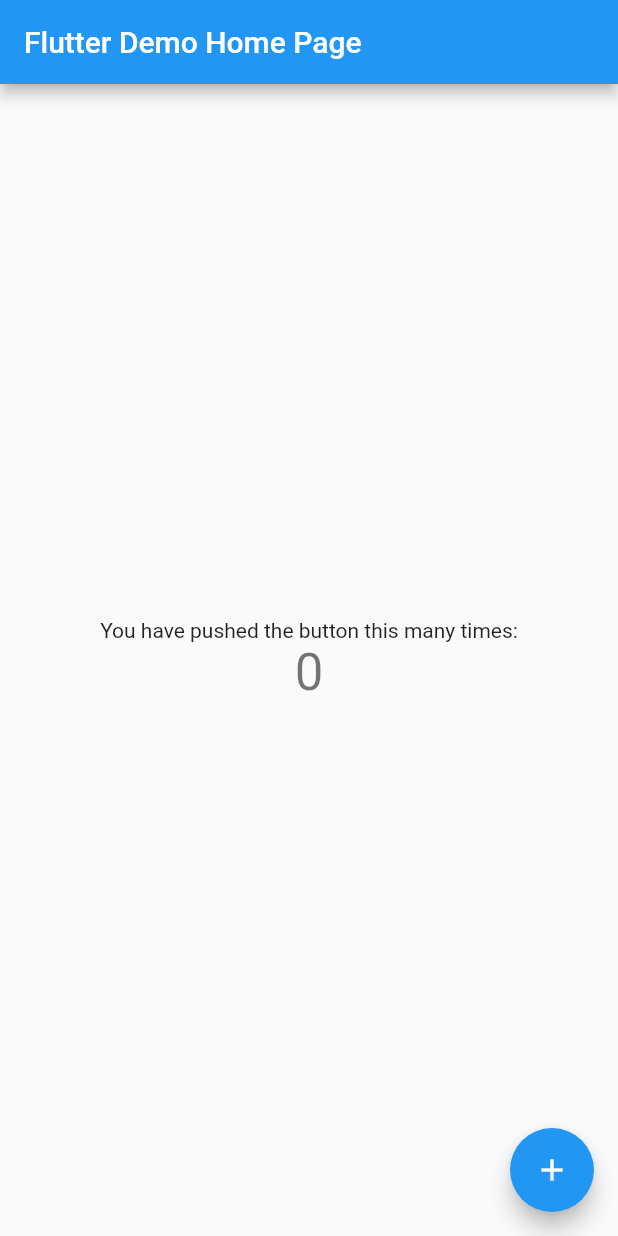
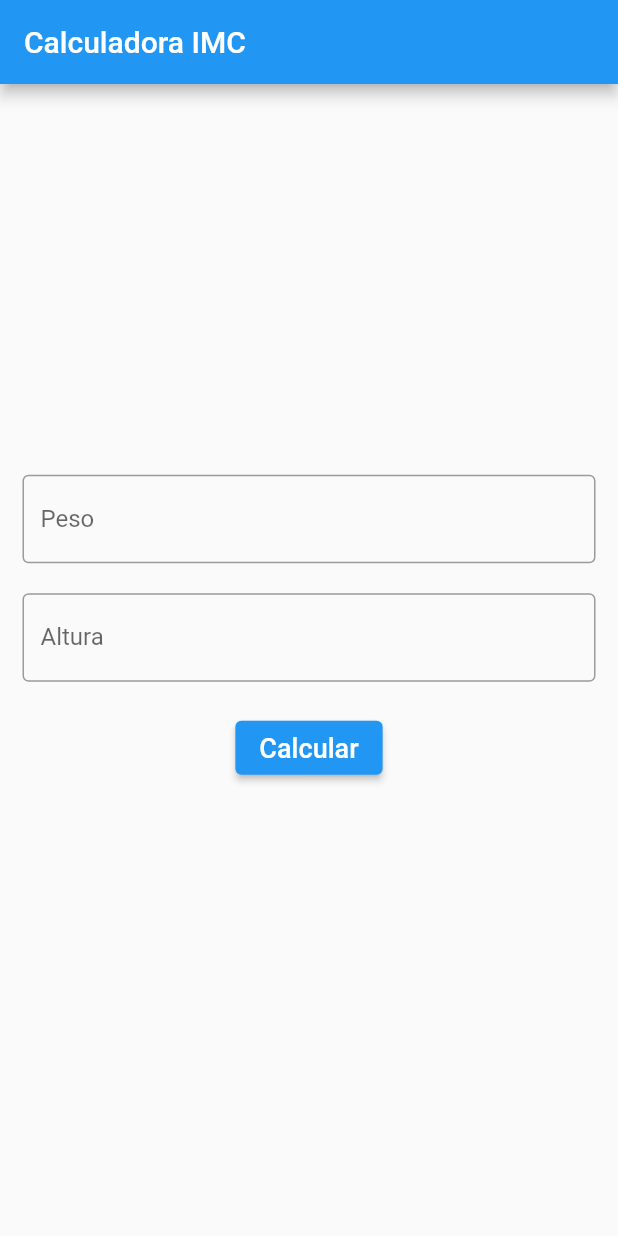
Before and after one commit to keres101/taller1_2, a Flutter app: the screen it shows after launch, on a phone screen of 412 x 824 dp. Run offline on Flutter 3.47's test engine with Material 2 defaults, Android fonts, the phone set to English and light mode, and no system bars.

Commit message:
calculadora funcional

```diff
--- /dev/null
+++ b/lib/calculator_imc.dart
@@ -0,0 +1,108 @@
+import 'package:flutter/material.dart';
+
+class CalculatorIMC extends StatefulWidget {
+  const CalculatorIMC({super.key});
+
+  @override
+  State<CalculatorIMC> createState() => _CalculatorIMCState();
+}
+
+class _CalculatorIMCState extends State<CalculatorIMC> {
+  double weight = 0;
+  double height = 0;
+  double imc = 0;
+  String? nivel;
+
+  double calculateIMC(double weight, double height) {
+    return weight / (height * height);
+  }
+
+  String getOverweightNivel(double imc) {
+    if (imc < 18.5) {
+      return 'Bajo peso';
+    } else if (imc < 25) {
+      return 'Normal';
+    } else if (imc < 30) {
+      return 'Sobrepeso';
+    } else if (imc < 35) {
+      return 'Obesidad grado 1';
+    } else if (imc < 40) {
+      return 'Obesidad grado 2';
+    } else {
+      return 'Obesidad grado 3';
+    }
+  }
+
+  @override
+  Widget build(BuildContext context) {
+    return Scaffold(
+      appBar: AppBar(
+        title: const Text('Calculadora IMC'),
+      ),
+      body: Center(
+        child: Column(
+          mainAxisAlignment: MainAxisAlignment.center,
+          children: [
+            Container(
+              margin: const EdgeInsets.only(
+                bottom: 20,
+                left: 15,
+                right: 15,
+              ),
+              child: TextField(
+                decoration: const InputDecoration(
+                  border: OutlineInputBorder(),
+                  labelText: 'Peso',
+                ),
+                onChanged: (text) {
+                  setState(() {
+                    weight = double.parse(text);
+                  });
+                },
+              ),
+            ),
+            Container(
+              margin: const EdgeInsets.only(
+                bottom: 20,
+                left: 15,
+                right: 15,
+              ),
+              child: TextField(
+                decoration: const InputDecoration(
+                  border: OutlineInputBorder(),
+                  labelText: 'Altura',
+                ),
+                onChanged: (text) {
+                  setState(() {
+                    height = double.parse(text);
+                  });
+                },
+              ),
+            ),
+            Container(
+              margin: const EdgeInsets.only(
+                bottom: 20,
+              ),
+              child: ElevatedButton(
+                onPressed: () {
+                  setState(() {
+                    imc = calculateIMC(weight, height);
+                    nivel = getOverweightNivel(imc);
+                  });
+                },
+                child: const Text(
+                  'Calcular',
+                  style: TextStyle(fontSize: 18),
+                ),
+              ),
+            ),
+            Text(
+              !imc.isNaN && imc != 0 ? 'IMC : $imc \nNivel : $nivel' : '',
+              style: const TextStyle(fontSize: 18),
+            ),
+          ],
+        ),
+      ),
+    );
+  }
+}
--- a/lib/main.dart
+++ b/lib/main.dart
@@ -1,4 +1,5 @@
 import 'package:flutter/material.dart';
+import 'package:taller1_2/calculator_imc.dart';
 
 void main() {
   runApp(const MyApp());
@@ -24,92 +25,7 @@ class MyApp extends StatelessWidget {
         // is not restarted.
         primarySwatch: Colors.blue,
       ),
-      home: const MyHomePage(title: 'Flutter Demo Home Page'),
+      home: const CalculatorIMC(),
     );
   }
 }
-
-class MyHomePage extends StatefulWidget {
-  const MyHomePage({super.key, required this.title});
-
-  // This widget is the home page of your application. It is stateful, meaning
-  // that it has a State object (defined below) that contains fields that affect
-  // how it looks.
-
-  // This class is the configuration for the state. It holds the values (in this
-  // case the title) provided by the parent (in this case the App widget) and
-  // used by the build method of the State. Fields in a Widget subclass are
-  // always marked "final".
-
-  final String title;
-
-  @override
-  State<MyHomePage> createState() => _MyHomePageState();
-}
-
-class _MyHomePageState extends State<MyHomePage> {
-  int _counter = 0;
-
-  void _incrementCounter() {
-    setState(() {
-      // This call to setState tells the Flutter framework that something has
-      // changed in this State, which causes it to rerun the build method below
-      // so that the display can reflect the updated values. If we changed
-      // _counter without calling setState(), then the build method would not be
-      // called again, and so nothing would appear to happen.
-      _counter++;
-    });
-  }
-
-  @override
-  Widget build(BuildContext context) {
-    // This method is rerun every time setState is called, for instance as done
-    // by the _incrementCounter method above.
-    //
-    // The Flutter framework has been optimized to make rerunning build methods
-    // fast, so that you can just rebuild anything that needs updating rather
-    // than having to individually change instances of widgets.
-    return Scaffold(
-      appBar: AppBar(
-        // Here we take the value from the MyHomePage object that was created by
-        // the App.build method, and use it to set our appbar title.
-        title: Text(widget.title),
-      ),
-      body: Center(
-        // Center is a layout widget. It takes a single child and positions it
-        // in the middle of the parent.
-        child: Column(
-          // Column is also a layout widget. It takes a list of children and
-          // arranges them vertically. By default, it sizes itself to fit its
-          // children horizontally, and tries to be as tall as its parent.
-          //
-          // Invoke "debug painting" (press "p" in the console, choose the
-          // "Toggle Debug Paint" action from the Flutter Inspector in Android
-          // Studio, or the "Toggle Debug Paint" command in Visual Studio Code)
-          // to see the wireframe for each widget.
-          //
-          // Column has various properties to control how it sizes itself and
-          // how it positions its children. Here we use mainAxisAlignment to
-          // center the children vertically; the main axis here is the vertical
-          // axis because Columns are vertical (the cross axis would be
-          // horizontal).
-          mainAxisAlignment: MainAxisAlignment.center,
-          children: <Widget>[
-            const Text(
-              'You have pushed the button this many times:',
-            ),
-            Text(
-              '$_counter',
-              style: Theme.of(context).textTheme.headlineMedium,
-            ),
-          ],
-        ),
-      ),
-      floatingActionButton: FloatingActionButton(
-        onPressed: _incrementCounter,
-        tooltip: 'Increment',
-        child: const Icon(Icons.add),
-      ), // This trailing comma makes auto-formatting nicer for build methods.
-    );
-  }
-}
```
